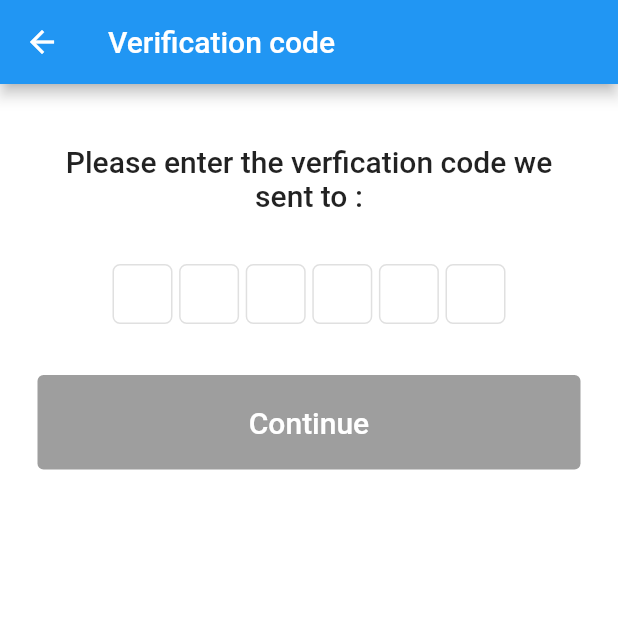
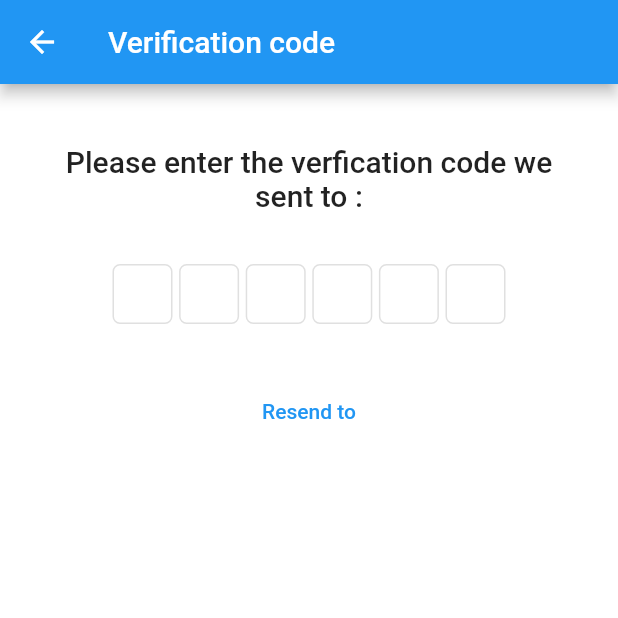
Before and after one commit to julienlebren/flutter_firebase_phone_auth_riverpod, a Flutter app: the SignInVerificationPage screen opened directly with empty values, on a phone screen of 412 x 824 dp, the top half of it. Run offline on Flutter 3.47's test engine with Material 2 defaults, Android fonts, the phone set to English and light mode, and no system bars; our stand-ins replace firebase_auth, firebase_core, flutter_riverpod, freezed_annotation, pinput; missing offline and left inert: flutter_libphonenumber; accounts and stored records are empty; generated files the repository leaves out were written again.

Commit message:
Enhanced error handling

```diff
--- a/lib/app/common_widgets/buttons.dart
+++ b/lib/app/common_widgets/buttons.dart
@@ -18,7 +18,7 @@ class CustomElevatedButton extends StatelessWidget {
           if (states.contains(MaterialState.disabled)) {
             return Colors.grey; // Disabled color
           }
-          return Colors.blueAccent; // Regular color
+          return Colors.blue; // Regular color
         }),
       ),
       child: Padding(
--- a/lib/app/common_widgets/error_text.dart
+++ b/lib/app/common_widgets/error_text.dart
@@ -10,10 +10,10 @@ class ErrorText extends StatelessWidget {
   @override
   Widget build(BuildContext context) {
     return Padding(
-      padding: EdgeInsets.only(top: 45.0),
+      padding: EdgeInsets.only(top: 25.0),
       child: Text(
         message,
-        style: TextStyle(color: Colors.red, fontSize: 16),
+        style: TextStyle(color: Colors.red, fontSize: 17),
       ),
     );
   }
--- a/lib/app/sign_in/sign_in_phone_page.dart
+++ b/lib/app/sign_in/sign_in_phone_page.dart
@@ -100,7 +100,6 @@ class _SignInPhonePageState extends State<SignInPhonePage> {
   final focusNode = FocusNode();
 
   void initState() {
-    print("_SignInPhonePageState initState");
     super.initState();
     Future.delayed(Duration(milliseconds: 100), () {
       focusNode.requestFocus();
--- a/lib/app/sign_in/sign_in_verification_page.dart
+++ b/lib/app/sign_in/sign_in_verification_page.dart
@@ -135,25 +135,17 @@ class _SignInVerificationPageState extends State<SignInVerificationPage> {
                   border: Border.all(color: Colors.grey[300]),
                 ),
                 selectedFieldDecoration: _pinPutDecoration.copyWith(
-                  border: Border.all(color: Colors.blueAccent),
+                  border: Border.all(color: Colors.blue),
                 ),
                 followingFieldDecoration: _pinPutDecoration,
                 autovalidateMode: AutovalidateMode.disabled,
+                validator: (s) {
+                  if (widget.errorText == null && s.length == 6)
+                    widget.verifyCode(s);
+                  return null;
+                },
               ),
             ),
-            SizedBox(
-              width: double.infinity,
-              child: CustomElevatedButton(
-                title: "Continue",
-                onPressed: widget.canSubmit
-                    ? widget.verifyCode(controller.text)
-                    : null,
-              ),
-            ),
-            SizedBox(height: 15),
-            if (widget.errorText != null) ...[
-              ErrorText(message: widget.errorText),
-            ] else ...[
             TextButton(
               onPressed:
                   widget.delayBeforeNewCode > 0 ? null : widget.resendCode,
@@ -163,8 +155,8 @@ class _SignInVerificationPageState extends State<SignInVerificationPage> {
                     : "Resend to ${widget.phoneNumber}",
                 textAlign: TextAlign.center,
               ),
-              )
-            ],
+            ),
+            if (widget.errorText != null) ErrorText(message: widget.errorText),
           ]),
         ),
       ),
--- a/lib/services/auth_service.dart
+++ b/lib/services/auth_service.dart
@@ -91,7 +91,6 @@ class AuthService extends StateNotifier<AuthState> {
       smsCode: smsCode,
     );
     final user = await _firebaseAuth.signInWithCredential(credential);
-
     if (user != null) {
       completion();
     }
```
Also changed, not shown: lib/app/sign_in/sign_in_verification_model.dart (+6 -4 lines). Lines whose indentation alone changed are shown as unchanged.
